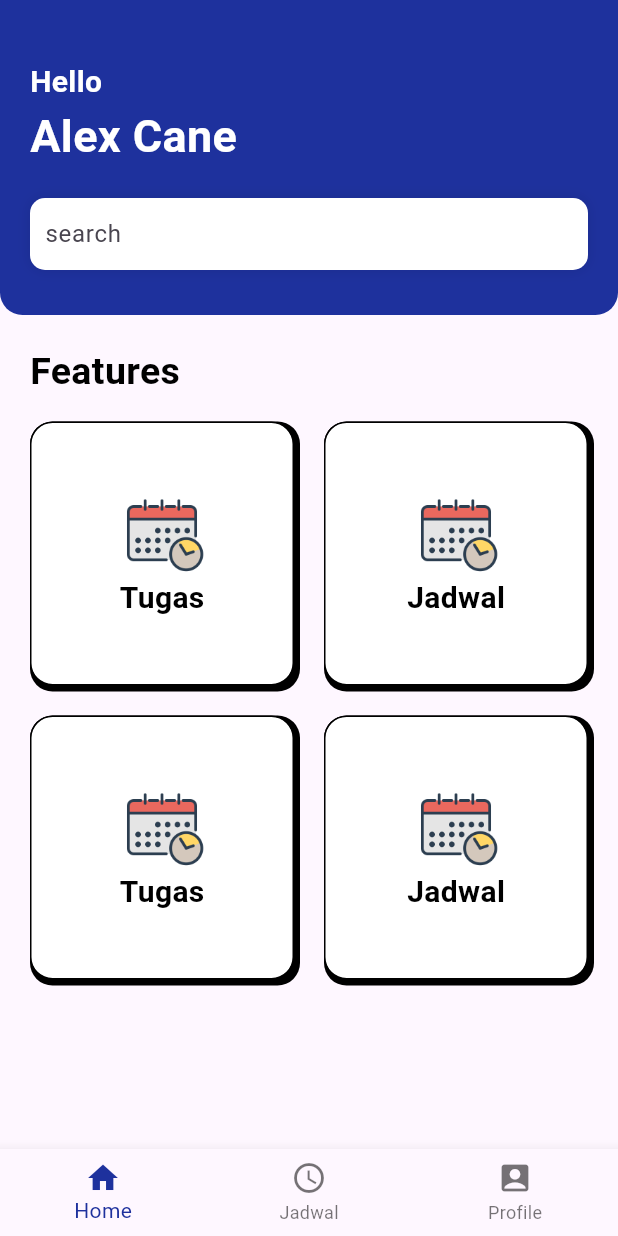
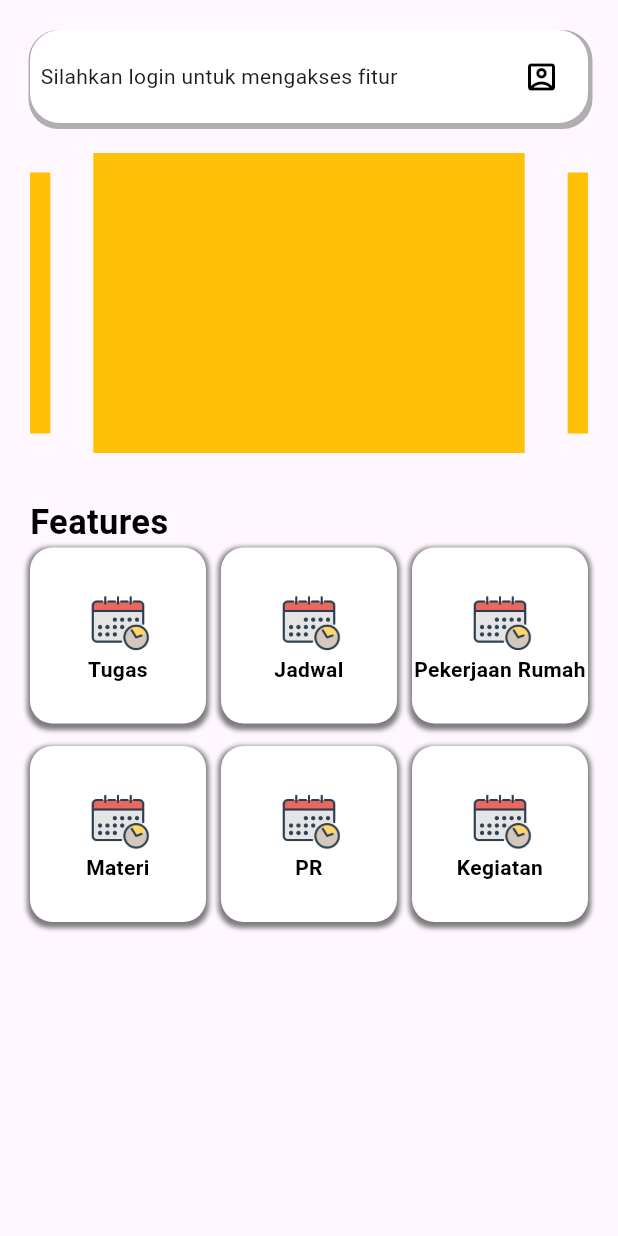
Before and after one commit to YazidIrul3/school-app-flutter, a Flutter app: the HomeView screen opened directly, on a phone screen of 412 x 824 dp. Run offline on Flutter 3.47's test engine with Material 3 defaults, Android fonts, the phone set to English and light mode, and no system bars; drawn by our look-alikes of carousel_slider; our stand-ins replace get.

Commit message:
view: edit bottomNagitation and add screens:profile,news,notif,schedule,main

```diff
--- a/lib/main.dart
+++ b/lib/main.dart
@@ -1,6 +1,11 @@
 import 'package:flutter/material.dart';
+import 'package:flutter_application_1/views/screens/home.view.dart';
+import 'package:flutter_application_1/views/screens/main.view.dart';
+import 'package:flutter_application_1/views/screens/profile.view.dart';
+import 'package:flutter_application_1/views/screens/schedule.view.dart';
 import 'package:flutter_application_1/views/screens/splash.view.dart';
 import 'package:get/get.dart';
+
 void main() {
   runApp(const MyApp());
 }
--- a/lib/views/components/card-box.component.dart
+++ b/lib/views/components/card/card-box.component.dart
@@ -12,7 +12,6 @@ class CardBoxComponent extends StatelessWidget {
       alignment: Alignment.center,
       decoration: BoxDecoration(
         color: Colors.white,
-        border: Border.all(),
         borderRadius: BorderRadius.only(
           topLeft: Radius.circular(15),
           topRight: Radius.circular(15),
@@ -20,21 +19,28 @@ class CardBoxComponent extends StatelessWidget {
           bottomRight: Radius.circular(15),
         ),
         boxShadow: [
-          BoxShadow(color: Colors.black, spreadRadius: 2, offset: Offset(2, 2)),
+          BoxShadow(
+            color: Colors.black.withValues(alpha: 0.5),
+            spreadRadius: 2,
+            offset: Offset(0, 2),
+            blurRadius: 2,
+          ),
         ],
       ),
       child: Column(
         mainAxisSize: MainAxisSize.min,
         crossAxisAlignment: CrossAxisAlignment.center,
+        mainAxisAlignment: MainAxisAlignment.center,
         children: [
-          Image.asset('assets/$asset', width: 60, height: 60),
+          Image.asset('assets/$asset', width: 45, height: 45),
           Text(
             text,
             style: TextStyle(
               color: Colors.black,
-              fontWeight: FontWeight.bold,
-              fontSize: 20,
+              fontWeight: FontWeight.w700,
+              fontSize: 14,
             ),
+            textAlign: TextAlign.center,
           ),
         ],
       ),
--- a/lib/views/screens/home.view.dart
+++ b/lib/views/screens/home.view.dart
@@ -1,79 +1,89 @@
+import 'package:carousel_slider/carousel_slider.dart';
 import 'package:flutter/material.dart';
 import 'package:flutter_application_1/utils/global.colors.dart';
-import 'package:flutter_application_1/views/components/card-box.component.dart';
+import 'package:flutter_application_1/views/components/card/card-box.component.dart';
+import 'package:flutter_application_1/views/screens/news.view.dart';
+import 'package:flutter_application_1/views/screens/profile.view.dart';
+import 'package:flutter_application_1/views/screens/schedule.view.dart';
 import 'package:flutter_application_1/views/widgets/bottom-navigation.global.dart';
-import 'package:flutter_application_1/views/widgets/text.form.global.dart';
+import 'package:flutter_application_1/views/widgets/header.global.dart';
 
-class HomeView extends StatelessWidget {
+class HomeView extends StatefulWidget {
   const HomeView({super.key});
 
   @override
+  State<HomeView> createState() => _HomeViewState();
+}
+
+class _HomeViewState extends State<HomeView> {
+  @override
   Widget build(BuildContext context) {
     return Scaffold(
+      // appBar: HeaderGlobal(),
       body: SingleChildScrollView(
+        padding: EdgeInsets.symmetric(vertical: 20, horizontal: 20),
         child: Column(
           children: [
             Container(
-              width: double.infinity,
-              padding: EdgeInsets.only(
-                top: 40,
-                right: 20,
-                left: 20,
-                bottom: 30,
+              padding: EdgeInsets.all(7),
+              decoration: BoxDecoration(
+                color: Colors.white,
+                borderRadius: BorderRadius.all(Radius.elliptical(20, 20)),
+                boxShadow: [
+                  BoxShadow(
+                    color: Colors.black.withValues(alpha: 0.3),
+                    offset: Offset(1, 2),
+                    spreadRadius: 2,
+                  ),
+                ],
               ),
-              decoration: BoxDecoration(
-                color: GlobalColors.mainColor,
-                borderRadius: BorderRadius.only(
-                  bottomLeft: Radius.circular(15),
-                  bottomRight: Radius.circular(15),
-                ),
-              ),
-              child: Column(
-                spacing: 20,
+              child: Row(
+                mainAxisAlignment: MainAxisAlignment.spaceBetween,
                 children: [
-                  Row(
-                    crossAxisAlignment: CrossAxisAlignment.start,
-                    children: [
-                      Column(
-                        crossAxisAlignment: CrossAxisAlignment.start,
-                        mainAxisAlignment: MainAxisAlignment.start,
-                        children: [
-                          Text(
-                            "Hello",
-                            style: TextStyle(
-                              color: Colors.white,
-                              fontWeight: FontWeight.bold,
-                              fontSize: 20,
-                            ),
-                          ),
-
-                          Text(
-                            "Alex Cane",
-                            style: TextStyle(
-                              color: Colors.white,
-                              fontWeight: FontWeight.bold,
-                              fontSize: 30,
-                            ),
-                          ),
-                        ],
-                      ),
-                    ],
+                  Text('Silahkan login untuk mengakses fitur'),
+                  IconButton(
+                    onPressed: null,
+                    icon: Icon(Icons.account_box_outlined, color: Colors.black),
                   ),
-                  TextFormGlobal(hintText: 'search'),
                 ],
               ),
             ),
+            Container(
+              padding: EdgeInsets.symmetric(vertical: 20),
+              child: Column(
+                crossAxisAlignment: CrossAxisAlignment.start,
+                children: [
+                  CarouselSlider(
+                    options: CarouselOptions(
+                      height: 200.0,
+                      aspectRatio: 16 / 9,
+                      viewportFraction: 0.8,
+                      initialPage: 0,
+                      enableInfiniteScroll: true,
+                      reverse: false,
+                      autoPlay: true,
+                      autoPlayInterval: Duration(seconds: 3),
+                      autoPlayAnimationDuration: Duration(milliseconds: 800),
+                      autoPlayCurve: Curves.fastOutSlowIn,
+                      enlargeCenterPage: true,
+                      enlargeFactor: 0.3,
+                      scrollDirection: Axis.horizontal,
+                    ),
+                    items: [1, 2, 3, 4, 5].map((i) {
+                      return Builder(
+                        builder: (BuildContext context) {
+                          return Container(
+                            width: MediaQuery.of(context).size.width,
+                            margin: EdgeInsets.symmetric(horizontal: 5.0),
+                            decoration: BoxDecoration(color: Colors.amber),
+                          );
+                        },
+                      );
+                    }).toList(),
+                  ),
 
-            Container(
-              padding: EdgeInsets.only(
-                top: 20,
-                left: 20,
-                right: 20,
-                bottom: 20,
-              ),
-              child: Column(
-                spacing: 15,
-                children: [
+                  SizedBox(height: 30),
+
                   Row(
                     children: [
                       Text(
@@ -81,15 +91,15 @@ class HomeView extends StatelessWidget {
                         style: TextStyle(
                           color: Colors.black,
                           fontWeight: FontWeight.bold,
-                          fontSize: 25,
+                          fontSize: 23,
                         ),
                       ),
                     ],
                   ),
                   GridView.count(
-                    crossAxisCount: 2, // jumlah kolom
-                    crossAxisSpacing: 20,
-                    mainAxisSpacing: 20,
+                    crossAxisCount: 3, // jumlah kolom
+                    crossAxisSpacing: 10,
+                    mainAxisSpacing: 15,
                     shrinkWrap: true,
                     physics:
                         NeverScrollableScrollPhysics(), // biar tidak scroll sendiri dalam scrollview
@@ -103,11 +113,16 @@ class HomeView extends StatelessWidget {
                         asset: 'schedule-icon.png',
                       ),
                       CardBoxComponent(
-                        text: 'Tugas',
+                        text: 'Pekerjaan Rumah',
                         asset: 'schedule-icon.png',
                       ),
                       CardBoxComponent(
-                        text: 'Jadwal',
+                        text: 'Materi',
+                        asset: 'schedule-icon.png',
+                      ),
+                      CardBoxComponent(text: 'PR', asset: 'schedule-icon.png'),
+                      CardBoxComponent(
+                        text: 'Kegiatan',
                         asset: 'schedule-icon.png',
                       ),
                     ],
@@ -118,7 +133,6 @@ class HomeView extends StatelessWidget {
           ],
         ),
       ),
-      bottomNavigationBar: BottomNavigationGlobal()
     );
   }
 }
--- a/pubspec.yaml
+++ b/pubspec.yaml
@@ -35,6 +35,7 @@ dependencies:
   # Use with the CupertinoIcons class for iOS style icons.
   cupertino_icons: ^1.0.8
   get: ^4.6.6
+  carousel_slider: ^5.1.1
 
 
 dev_dependencies:
@@ -46,7 +47,7 @@ dev_dependencies:
   # activated in the `analysis_options.yaml` file located at the root of your
   # package. See that file for information about deactivating specific lint
   # rules and activating additional ones.
-  flutter_lints: ^5.0.0
+  flutter_lints: ^6.0.0
 
 # For information on the generic Dart part of this file, see the
 # following page: https://dart.dev/tools/pub/pubspec
```
Also changed, not shown: lib/views/components/card/card-news.component.dart (added, +57 -0 lines), lib/views/components/card/schedule-card.component.dart (added, +34 -0 lines), lib/views/screens/main.view.dart (added, +46 -0 lines), lib/views/screens/news.view.dart (added, +23 -0 lines), lib/views/screens/notification.view.dart (added, +28 -0 lines), lib/views/screens/profile.view.dart (added, +50 -0 lines), lib/views/screens/schedule.view.dart (added, +37 -0 lines), lib/views/screens/splash.view.dart (+7 -2 lines), lib/views/widgets/bottom-navigation.global.dart (+26 -2 lines), lib/views/widgets/header.global.dart (added, +35 -0 lines), assets/neper-logo.png (added), pubspec.lock.
